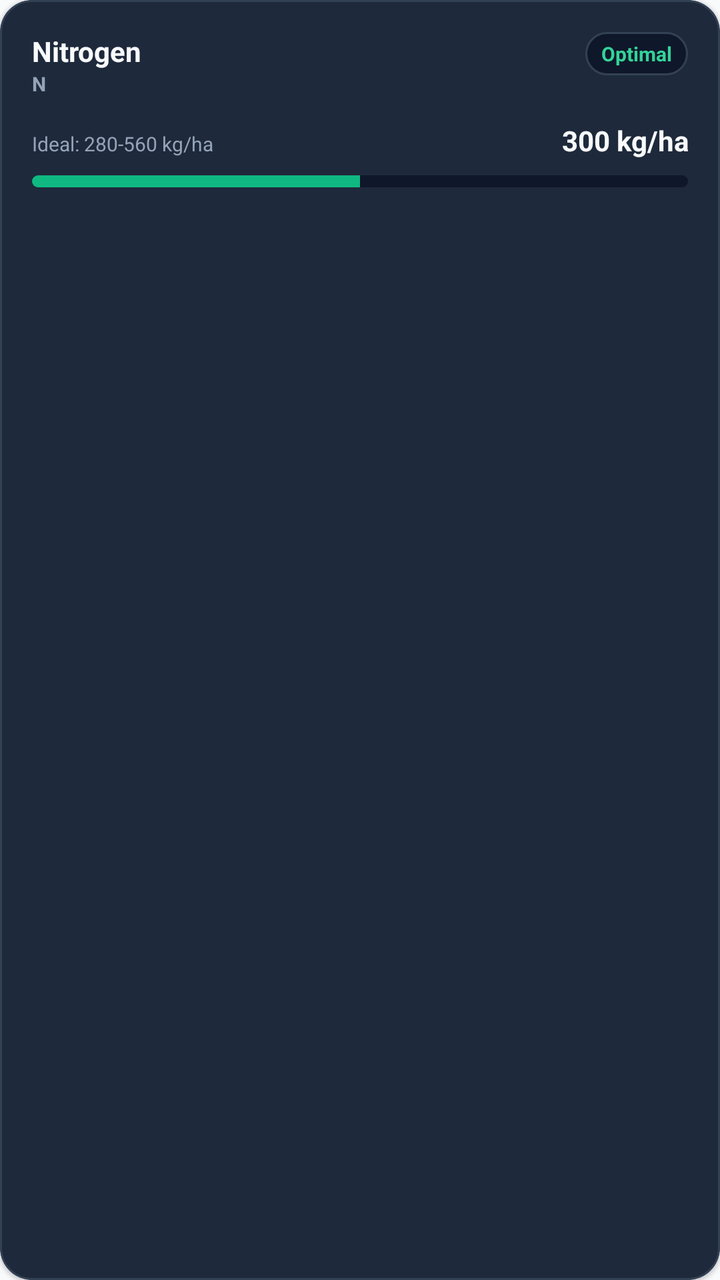
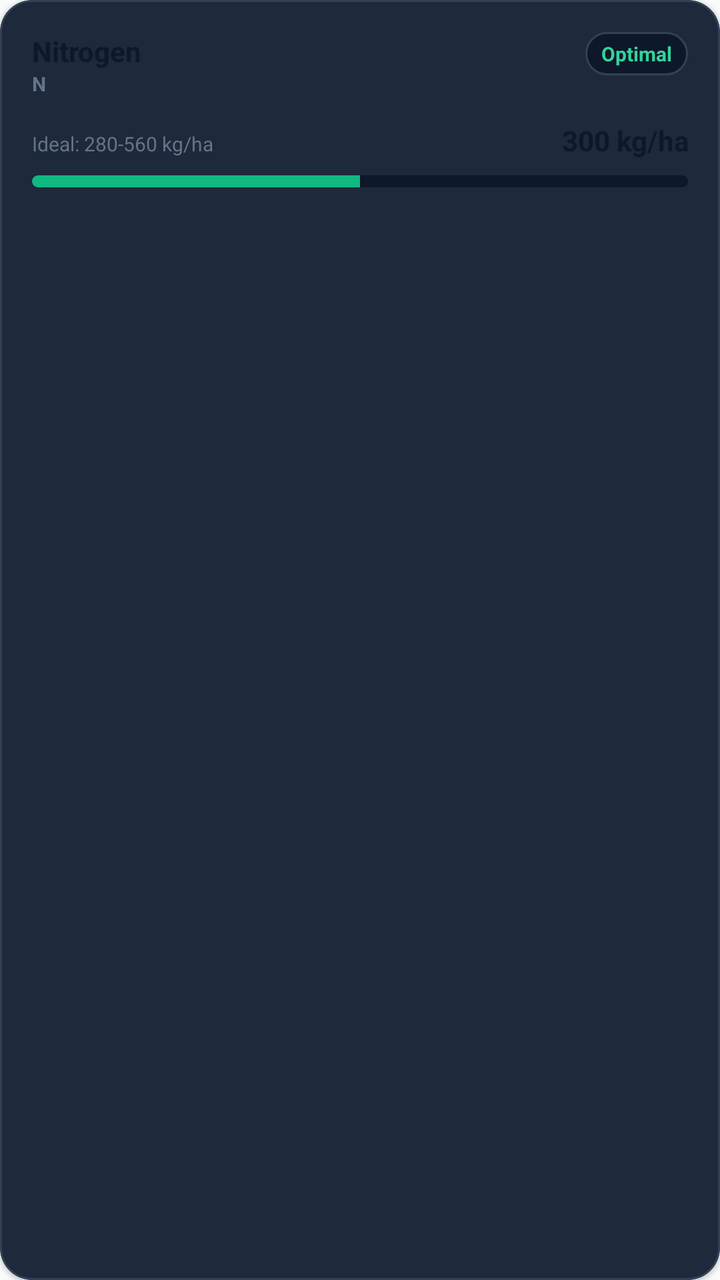

The first picture is an Android layout as it rendered before a commit; the second is the same layout after the commit. The layout source and the unified diff follow.
<!-- AndroidManifest.xml: application theme AppTheme -->
<!-- res/layout/item_soil_nutrient.xml -->
<?xml version="1.0" encoding="utf-8"?>
<com.google.android.material.card.MaterialCardView xmlns:android="http://schemas.android.com/apk/res/android"
    xmlns:app="http://schemas.android.com/apk/res-auto"
    android:layout_width="match_parent"
    android:layout_height="wrap_content"
    android:layout_margin="8dp"
    app:cardBackgroundColor="#1e293b"
    app:cardCornerRadius="16dp"
    app:strokeColor="#334155"
    app:strokeWidth="1dp">

    <LinearLayout
        android:layout_width="match_parent"
        android:layout_height="wrap_content"
        android:orientation="vertical"
        android:padding="16dp">

        <LinearLayout
            android:layout_width="match_parent"
            android:layout_height="wrap_content"
            android:orientation="horizontal"
            android:gravity="top">

            <LinearLayout
                android:layout_width="0dp"
                android:layout_height="wrap_content"
                android:layout_weight="1"
                android:orientation="vertical">

                <TextView
                    android:id="@+id/nutrientName"
                    android:layout_width="wrap_content"
                    android:layout_height="wrap_content"
                    android:text="Nitrogen"
                    android:textColor="#f8fafc"
                    android:textSize="14sp"
                    android:textStyle="bold" />

                <TextView
                    android:id="@+id/nutrientSymbol"
                    android:layout_width="wrap_content"
                    android:layout_height="wrap_content"
                    android:text="N"
                    android:textColor="#94a3b8"
                    android:textSize="10sp"
                    android:textStyle="bold" />
            </LinearLayout>

            <TextView
                android:id="@+id/nutrientStatusBadge"
                android:layout_width="wrap_content"
                android:layout_height="wrap_content"
                android:background="@drawable/bg_emoji_placeholder"
                android:paddingHorizontal="8dp"
                android:paddingVertical="4dp"
                android:text="Optimal"
                android:textColor="#34d399"
                android:textSize="10sp"
                android:textStyle="bold" />
        </LinearLayout>

        <LinearLayout
            android:layout_width="match_parent"
            android:layout_height="wrap_content"
            android:layout_marginTop="12dp"
            android:orientation="horizontal"
            android:gravity="bottom"
            android:weightSum="2">

            <TextView
                android:id="@+id/nutrientIdeal"
                android:layout_width="0dp"
                android:layout_height="wrap_content"
                android:layout_weight="1"
                android:text="Ideal: 280-560 kg/ha"
                android:textColor="#94a3b8"
                android:textSize="10sp" />

            <TextView
                android:id="@+id/nutrientMeasured"
                android:layout_width="0dp"
                android:layout_height="wrap_content"
                android:layout_weight="1"
                android:text="300 kg/ha"
                android:textColor="#f8fafc"
                android:textSize="14sp"
                android:textStyle="bold"
                android:gravity="end" />
        </LinearLayout>

        <ProgressBar
            android:id="@+id/nutrientProgressBar"
            style="?android:attr/progressBarStyleHorizontal"
            android:layout_width="match_parent"
            android:layout_height="6dp"
            android:layout_marginTop="8dp"
            android:max="100"
            android:progress="50"
            android:progressDrawable="@drawable/bg_nutrient_progress" />
    </LinearLayout>
</com.google.android.material.card.MaterialCardView>
<!-- resources referenced by this layout -->
<resources>
  <!-- drawable bg_emoji_placeholder (drawable) -->
  <?xml version="1.0" encoding="utf-8"?>
  <shape xmlns:android="http://schemas.android.com/apk/res/android"
      android:shape="rectangle">
      <solid android:color="#0f172a" />
      <corners android:radius="12dp" />
      <stroke
          android:width="1dp"
          android:color="#334155" />
  </shape>
  <!-- drawable bg_nutrient_progress (drawable) -->
  <?xml version="1.0" encoding="utf-8"?>
  <layer-list xmlns:android="http://schemas.android.com/apk/res/android">
      <item android:id="@android:id/background">
          <shape>
              <corners android:radius="4dp" />
              <solid android:color="#0f172a" />
          </shape>
      </item>
      <item android:id="@android:id/progress">
          <clip>
              <shape>
                  <corners android:radius="4dp" />
                  <solid android:color="#10b981" />
              </shape>
          </clip>
      </item>
  </layer-list>
  <style name="AppTheme" parent="Theme.MaterialComponents.DayNight.NoActionBar">
          <item name="colorPrimary">@color/colorPrimary</item>
          <item name="colorPrimaryDark">@color/colorPrimaryDark</item>
          <item name="colorAccent">@color/colorAccent</item>
          <item name="android:windowBackground">@color/colorBackground</item>
          <item name="android:statusBarColor">@color/colorBackground</item>
          <item name="android:navigationBarColor">@color/colorBottomNav</item>
          <item name="android:textColorPrimary">@color/colorTextPrimary</item>
          <item name="android:textColorSecondary">@color/colorTextSecondary</item>
          <item name="elevationOverlayEnabled">false</item>
      </style>
  <color name="colorPrimary">#059669</color>
  <color name="colorPrimaryDark">#047857</color>
  <color name="colorAccent">#10B981</color>
  <color name="colorBackground">#F8FAFC</color>
  <color name="colorBottomNav">#FFFFFF</color>
  <color name="colorTextPrimary">#0F172A</color>
  <color name="colorTextSecondary">#475569</color>
</resources>

<!-- the commit's change to res/layout/item_soil_nutrient.xml (unified diff, before → after) -->
@@ -32,7 +32,7 @@
                     android:layout_width="wrap_content"
                     android:layout_height="wrap_content"
                     android:text="Nitrogen"
-                    android:textColor="#f8fafc"
+                    android:textColor="@color/colorTextPrimary"
                     android:textSize="14sp"
                     android:textStyle="bold" />
 
@@ -41,7 +41,7 @@
                     android:layout_width="wrap_content"
                     android:layout_height="wrap_content"
                     android:text="N"
-                    android:textColor="#94a3b8"
+                    android:textColor="@color/colorTextMuted"
                     android:textSize="10sp"
                     android:textStyle="bold" />
             </LinearLayout>
@@ -73,7 +73,7 @@
                 android:layout_height="wrap_content"
                 android:layout_weight="1"
                 android:text="Ideal: 280-560 kg/ha"
-                android:textColor="#94a3b8"
+                android:textColor="@color/colorTextMuted"
                 android:textSize="10sp" />
 
             <TextView
@@ -82,7 +82,7 @@
                 android:layout_height="wrap_content"
                 android:layout_weight="1"
                 android:text="300 kg/ha"
-                android:textColor="#f8fafc"
+                android:textColor="@color/colorTextPrimary"
                 android:textSize="14sp"
                 android:textStyle="bold"
                 android:gravity="end" />
<!-- resource entries referenced after the edit -->
@@ -1,5 +1,6 @@
 <!-- resources referenced by this layout -->
 <resources>
+  <color name="colorTextMuted">#64748B</color>
   <!-- drawable bg_emoji_placeholder (drawable) -->
   <?xml version="1.0" encoding="utf-8"?>
   <shape xmlns:android="http://schemas.android.com/apk/res/android"
